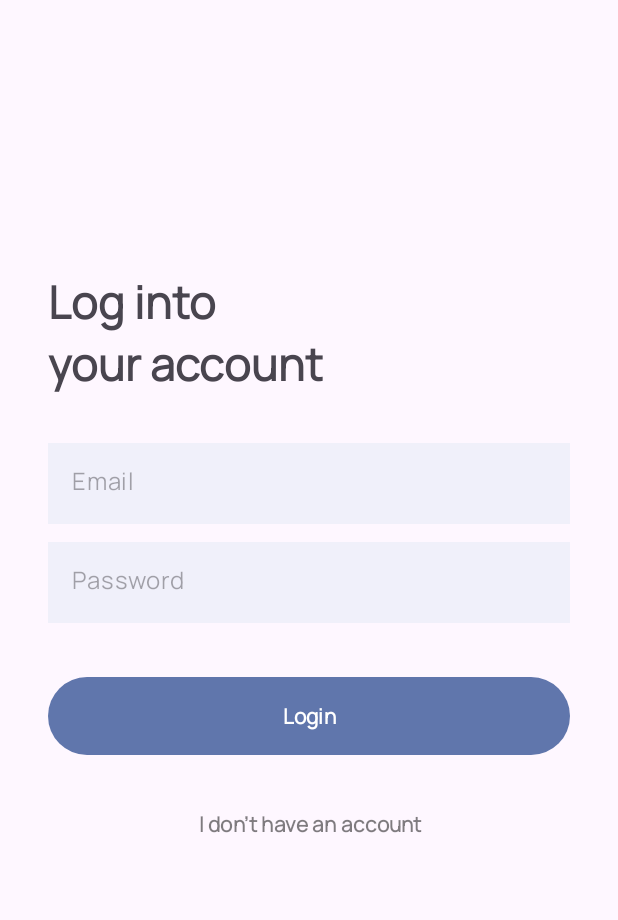
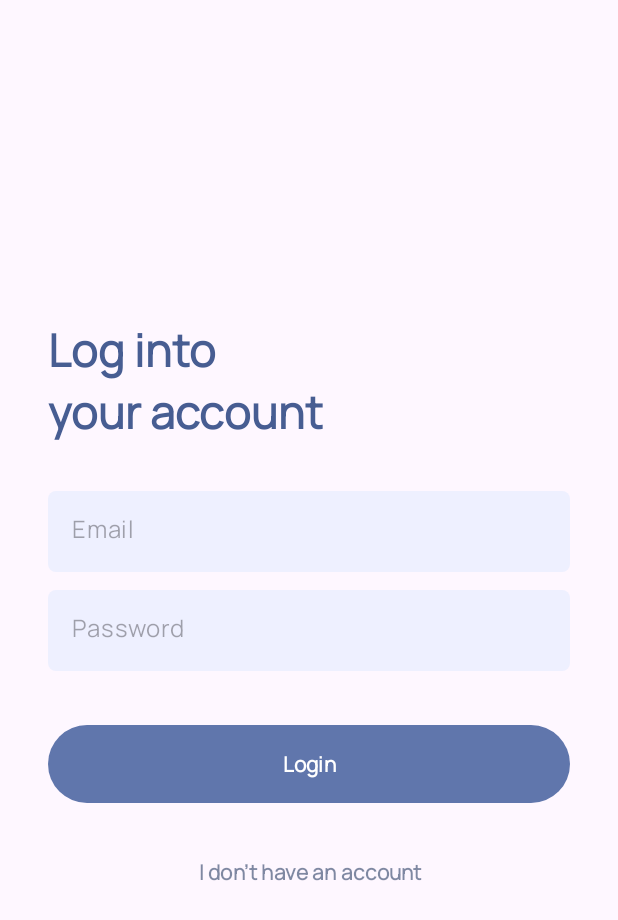
Before and after one commit to Vinncz/android-dev-bootcamp, an Android app: the screen it shows after launch (MainActivity), on a phone screen of 412 x 824 dp. Shown: the top 920 px of the screen. Run offline under Robolectric (Android 15) with nearby library versions, the phone set to English and light mode, and no system bars; our stand-ins replace Firebase (no records; nobody signed in at launch, a user with empty details on screens opened directly).

Commit message:
Integrated Google's Firebase authentication system

```diff
--- a/app/build.gradle
+++ b/app/build.gradle
@@ -1,5 +1,6 @@
 plugins {
     id 'com.android.application'
+    id 'com.google.gms.google-services'
 }
 
 android {
@@ -30,6 +31,10 @@ android {
 
 dependencies {
 
+    implementation platform('com.google.firebase:firebase-bom:32.2.3')
+    implementation("com.google.firebase:firebase-auth")
+
+
     implementation 'androidx.appcompat:appcompat:1.6.1'
     implementation 'com.google.android.material:material:1.9.0'
     implementation 'androidx.constraintlayout:constraintlayout:2.1.4'
--- a/app/src/main/AndroidManifest.xml
+++ b/app/src/main/AndroidManifest.xml
@@ -14,7 +14,9 @@
         tools:targetApi="31">
         <activity
             android:name=".MainActivity"
-            android:exported="true">
+            android:exported="true"
+            android:windowSoftInputMode="adjustResize"
+        >
             <intent-filter>
                 <action android:name="android.intent.action.MAIN" />
 
--- /dev/null
+++ b/app/src/main/res/drawable/rounded.xml
@@ -0,0 +1,5 @@
+<?xml version="1.0" encoding="utf-8"?>
+<shape xmlns:android="http://schemas.android.com/apk/res/android">
+    <solid android:color="?attr/editTextBackground" />
+    <corners android:radius="5dp" />
+</shape>
--- a/app/src/main/res/layout/activity_main.xml
+++ b/app/src/main/res/layout/activity_main.xml
@@ -4,7 +4,9 @@
     xmlns:tools="http://schemas.android.com/tools"
     android:layout_width="match_parent"
     android:layout_height="match_parent"
-    tools:context=".MainActivity" >
+    tools:context=".MainActivity"
+    android:animateLayoutChanges="true"
+>
 
     <LinearLayout
         android:layout_width="match_parent"
@@ -30,6 +32,7 @@
                 android:orientation="vertical">
 
                 <TextView
+                    style="@style/Title"
                     android:id="@+id/title"
                     android:layout_width="match_parent"
                     android:layout_height="wrap_content"
@@ -50,7 +53,7 @@
                     android:hint="Email"
                     android:inputType="textEmailAddress"
                     style="@style/Widget.Material3.TextInputEditText.OutlinedBox"
-                    android:background="@color/material_dynamic_neutral_variant95"/>
+                    android:background="@drawable/rounded"/>
 
                 <EditText
                     android:id="@+id/txtPassword"
@@ -58,7 +61,7 @@
                     android:layout_width="match_parent"
                     android:layout_height="54dp"
                     android:layout_marginBottom="32dp"
-                    android:background="@color/material_dynamic_neutral_variant95"
+                    android:background="@drawable/rounded"
                     android:fontFamily="@font/manrope"
                     android:hint="Password"
                     android:inputType="textPassword" />
@@ -72,13 +75,14 @@
                 android:fontFamily="@font/manrope"
                 android:padding="16dp"
                 android:text="Login"
+                android:textColor="?attr/textAppearanceButton"
                 style="@style/ShapeAppearanceOverlay.Material3.Button"
                 android:textAlignment="center"
                 android:textStyle="bold"
                 android:layout_marginBottom="12dp"/>
 
             <Button
-                style="@style/Widget.Material3.Button"
+                style="@style/OutlinedButton"
                 android:id="@+id/registerButton"
                 android:layout_width="match_parent"
                 android:layout_height="wrap_content"
@@ -88,9 +92,8 @@
                 android:text="I don't have an account"
                 android:textAlignment="center"
                 android:textStyle="bold"
-                android:textColor="@color/black"
                 android:background="@android:color/transparent"
-                android:layout_marginBottom="64dp"/>
+                android:layout_marginBottom="0dp"/>
 
         </LinearLayout>
     </LinearLayout>
--- a/app/src/main/res/values-night/themes.xml
+++ b/app/src/main/res/values-night/themes.xml
@@ -4,4 +4,23 @@
         <!-- Customize your dark theme here. -->
         <!-- <item name="colorPrimary">@color/my_dark_primary</item> -->
     </style>
+
+    <style name="OutlinedButton">
+        <item name="android:textColor">@android:color/system_accent1_50</item>
+    </style>
+
+    <style name="Title">
+        <item name="android:textColor">@android:color/system_accent1_200</item>
+    </style>
+
+    <style name="Theme.AndroidDevBootcamp" parent="Base.Theme.AndroidDevBootcamp" >
+        <item name="editTextBackground">@android:color/system_accent2_800</item>
+        <item name="colorPrimary">@android:color/system_accent1_500</item>
+        <item name="colorPrimaryDark">@android:color/system_accent1_800</item>
+        <item name="colorSecondary">@android:color/system_accent2_500</item>
+        <item name="colorAccent">@android:color/system_accent1_700</item>
+        <item name="textAppearanceButton">@android:color/white</item>
+        <item name="android:textColorPrimary">@android:color/system_accent1_900</item>
+<!--        <item name="android:textColorPrimary">@android:color/system_accent1_900</item>-->
+    </style>
 </resources>
--- a/app/src/main/res/values/colors.xml
+++ b/app/src/main/res/values/colors.xml
@@ -2,4 +2,7 @@
 <resources>
     <color name="black">#FF000000</color>
     <color name="white">#FFFFFFFF</color>
+
+    <color name="edittext_background_light">@android:color/system_accent1_50</color>
+    <color name="edittext_background_dark">@android:color/system_accent1_900</color>
 </resources>
--- a/app/src/main/res/values/themes.xml
+++ b/app/src/main/res/values/themes.xml
@@ -5,13 +5,23 @@
         <!-- <item name="colorPrimary">@color/my_light_primary</item> -->
     </style>
 
+    <style name="OutlinedButton">
+        <item name="android:textColor">@android:color/system_accent1_900</item>
+    </style>
+
+    <style name="Title">
+        <item name="android:textColor">@android:color/system_accent1_600</item>
+    </style>
+
     <style name="Theme.AndroidDevBootcamp" parent="Base.Theme.AndroidDevBootcamp" >
         <item name="colorPrimary">@android:color/system_accent1_500</item>
+        <item name="colorPrimaryDark">@android:color/system_accent1_800</item>
         <item name="colorSecondary">@android:color/system_accent2_500</item>
-        <item name="colorPrimaryDark">@android:color/system_accent1_700</item>
         <item name="colorAccent">@android:color/system_accent1_700</item>
+        <item name="editTextBackground">@android:color/system_accent2_50</item>
         <item name="android:textColorPrimary">@android:color/system_accent1_900</item>
-<!--        <item name="android:windowBackground">@android:color/system_accent2_500</item>-->
-<!--        <item name="android:navigationBarColor">@android:color/system_accent2_500</item>-->
+        <item name="textAppearanceButton">@android:color/white</item>
     </style>
+
+
 </resources>
--- a/build.gradle
+++ b/build.gradle
@@ -1,4 +1,5 @@
 // Top-level build file where you can add configuration options common to all sub-projects/modules.
 plugins {
-id 'com.android.application' version '8.1.1' apply false
+    id 'com.android.application' version '8.1.1' apply false
+    id 'com.google.gms.google-services' version '4.3.15' apply false
 }
```
Also changed, not shown: app/src/main/java/com/example/androiddevbootcamp/MainActivity.java (+112 -0 lines).
